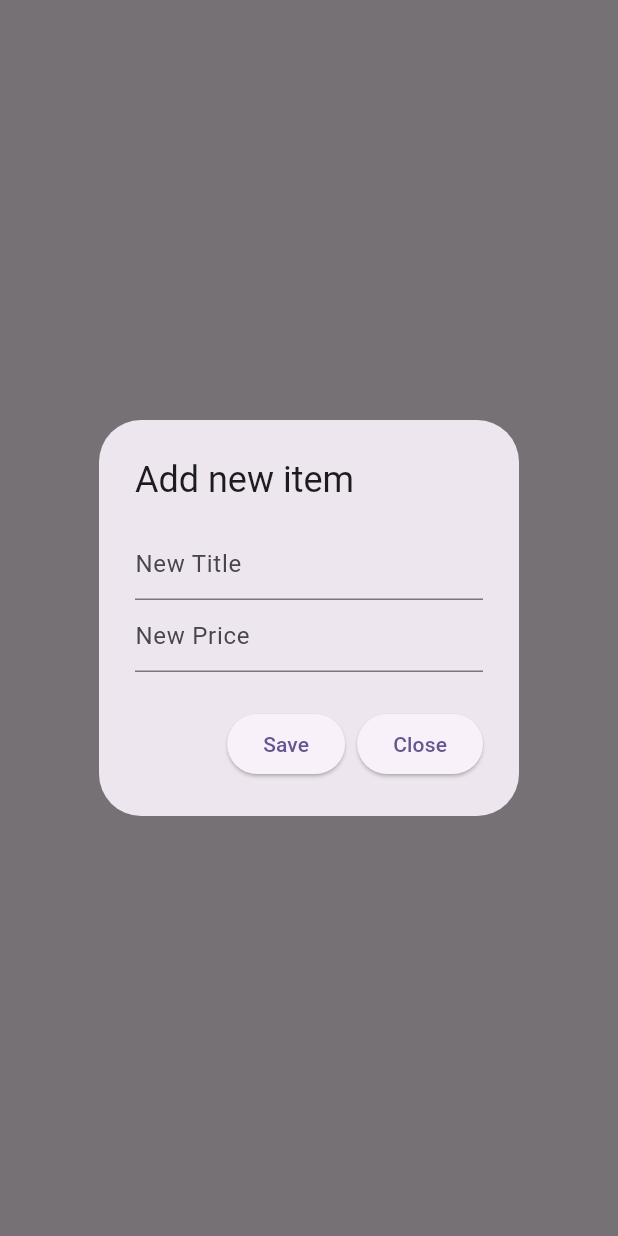
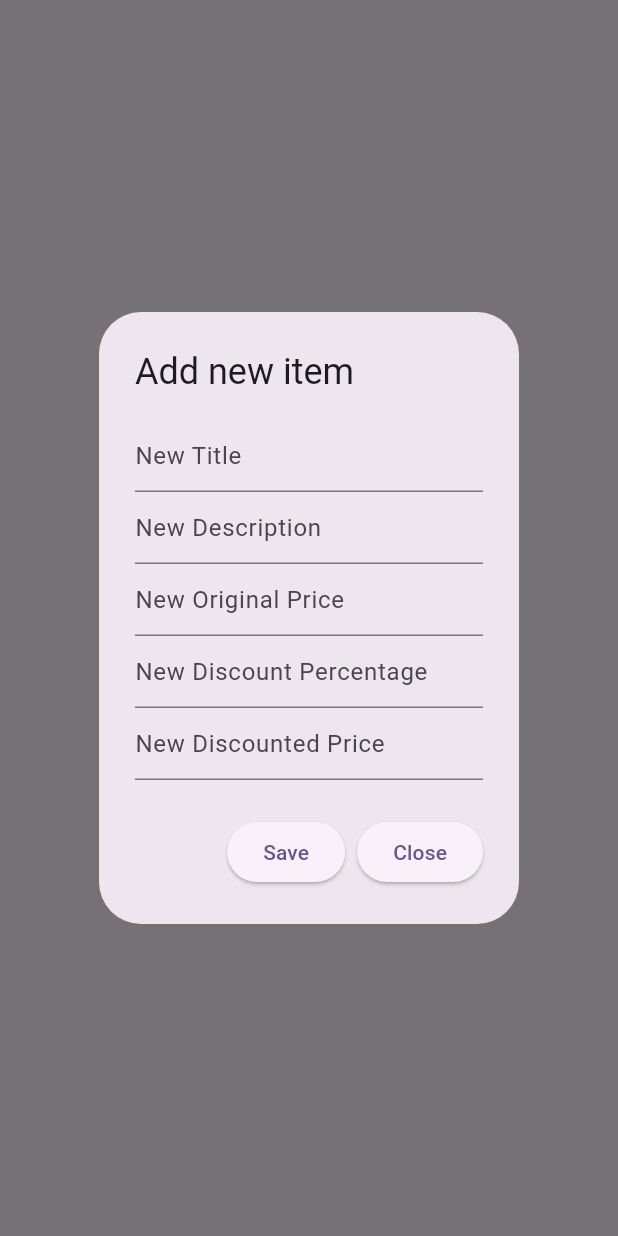
Before and after one commit to tannt09/flutter_new_architectua_todo_list, a Flutter app: what showAddProductDialog() shows on an empty page, opened directly with empty values, after a tap on "Save", on a phone screen of 412 x 824 dp. Run offline on Flutter 3.47's test engine with Material 3 defaults, Android fonts, the light colour scheme and no system bars; our stand-ins replace auto_route, flutter_bloc, freezed_annotation, get_it, google_mobile_ads, graphql_flutter and 2 more; missing offline and left inert: android_id; accounts and stored records are empty; network calls fail.

Commit message:
fix: error when call edit product api

```diff
--- a/lib/bloc/products/products_bloc.dart
+++ b/lib/bloc/products/products_bloc.dart
@@ -32,7 +32,7 @@
 
   Future<void> _editProduct(
       EditProduct event, Emitter<ProductsState> emit) async {
-    await fetchEditProduct(event.id);
+    await fetchEditProduct(event.product);
     add(const GetAllProducts());
   }
 }
--- a/lib/bloc/products/products_event.dart
+++ b/lib/bloc/products/products_event.dart
@@ -11,5 +11,5 @@
 
 @freezed
 class EditProduct extends ProductsEvent with _$EditProduct {
-  const factory EditProduct({required String id}) = _EditProduct;
+  const factory EditProduct({required Product product}) = _EditProduct;
 }
--- a/lib/view/todo_list/todo_list_products.dart
+++ b/lib/view/todo_list/todo_list_products.dart
@@ -43,7 +43,7 @@
             Future<void> editProductFromList(Product newProduct) async {
               final id = newProduct.id;
               if (id != null) {
-                bloc.add(EditProduct(id: id));
+                bloc.add(EditProduct(product: newProduct));
               }
             }
 
@@ -83,7 +83,7 @@
                                         padding:
                                             const EdgeInsets.only(left: 10),
                                         child: Text(
-                                          "${item.discount_percentage}",
+                                          "${item.discount_percentage}%",
                                           style: const TextStyle(
                                               color: Colors.grey,
                                               decoration:
--- a/lib/widget/custom_dialog.dart
+++ b/lib/widget/custom_dialog.dart
@@ -68,7 +68,10 @@
       BuildContext context, void Function(Product) handleList,
       [String? id]) async {
     TextEditingController controllerTitle = TextEditingController();
-    TextEditingController controllerPrice = TextEditingController();
+    TextEditingController controllerDescription = TextEditingController();
+    TextEditingController controllerOriginalPrice = TextEditingController();
+    TextEditingController controllerDiscountPercentage = TextEditingController();
+    TextEditingController controllerDiscountedPrice = TextEditingController();
 
     return showDialog(
       context: context,
@@ -83,13 +86,33 @@
                 decoration: const InputDecoration(hintText: "New Title"),
               ),
               TextField(
-                controller: controllerPrice,
-                decoration: const InputDecoration(hintText: "New Price"),
+                controller: controllerDescription,
+                decoration: const InputDecoration(hintText: "New Description"),
+              ),
+              TextField(
+                controller: controllerOriginalPrice,
+                decoration: const InputDecoration(hintText: "New Original Price"),
                 keyboardType: TextInputType.number,
                 inputFormatters: <TextInputFormatter>[
                   FilteringTextInputFormatter.digitsOnly
                 ],
-              )
+              ),
+              TextField(
+                controller: controllerDiscountPercentage,
+                decoration: const InputDecoration(hintText: "New Discount Percentage"),
+                keyboardType: TextInputType.number,
+                inputFormatters: <TextInputFormatter>[
+                  FilteringTextInputFormatter.digitsOnly
+                ],
+              ),
+              TextField(
+                controller: controllerDiscountedPrice,
+                decoration: const InputDecoration(hintText: "New Discounted Price"),
+                keyboardType: TextInputType.number,
+                inputFormatters: <TextInputFormatter>[
+                  FilteringTextInputFormatter.digitsOnly
+                ],
+              ),
             ],
           ),
           actions: <Widget>[
@@ -98,11 +121,11 @@
               onPressed: () {
                 handleList(Product(
                     title: controllerTitle.text,
-                    original_price: int.parse(controllerPrice.text),
+                    original_price: int.parse(controllerOriginalPrice.text),
                     id: id,
-                    description: '',
-                    discount_percentage: 0,
-                    discounted_price: 0));
+                    description: controllerDescription.text,
+                    discount_percentage: int.parse(controllerDiscountPercentage.text),
+                    discounted_price: int.parse(controllerDiscountedPrice.text)));
 
                 Navigator.of(context).pop();
               },
```
Also changed, not shown: lib/api/products_api.dart (+9 -5 lines), lib/bloc/products/products_bloc.freezed.dart.
